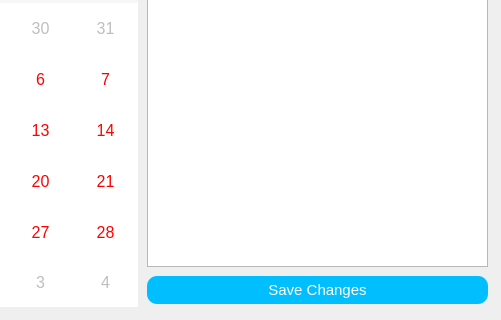
Above: main.ui from AbOba506/Task_Manager before the change; both pictures show x 403 to 904 and y 194 to 514 of the 904 by 514 pixel window. Below: the same form after it.
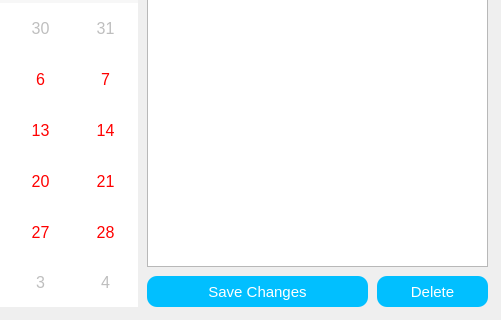
That is the form after the change.

Patch:
```diff
--- a/main.ui
+++ b/main.ui
@@ -44,8 +44,8 @@
     <rect>
      <x>550</x>
      <y>470</y>
-     <width>341</width>
-     <height>28</height>
+     <width>221</width>
+     <height>31</height>
     </rect>
    </property>
    <property name="styleSheet">
@@ -112,6 +112,25 @@
     <string notr="true">font:12pt;</string>
    </property>
   </widget>
+  <widget class="QPushButton" name="delButton">
+   <property name="geometry">
+    <rect>
+     <x>780</x>
+     <y>470</y>
+     <width>111</width>
+     <height>31</height>
+    </rect>
+   </property>
+   <property name="styleSheet">
+    <string notr="true">border-radius:10px;
+background-color: #01BFFF;
+color:white;
+font:11pt;</string>
+   </property>
+   <property name="text">
+    <string>Delete</string>
+   </property>
+  </widget>
  </widget>
  <resources/>
  <connections/>
```
